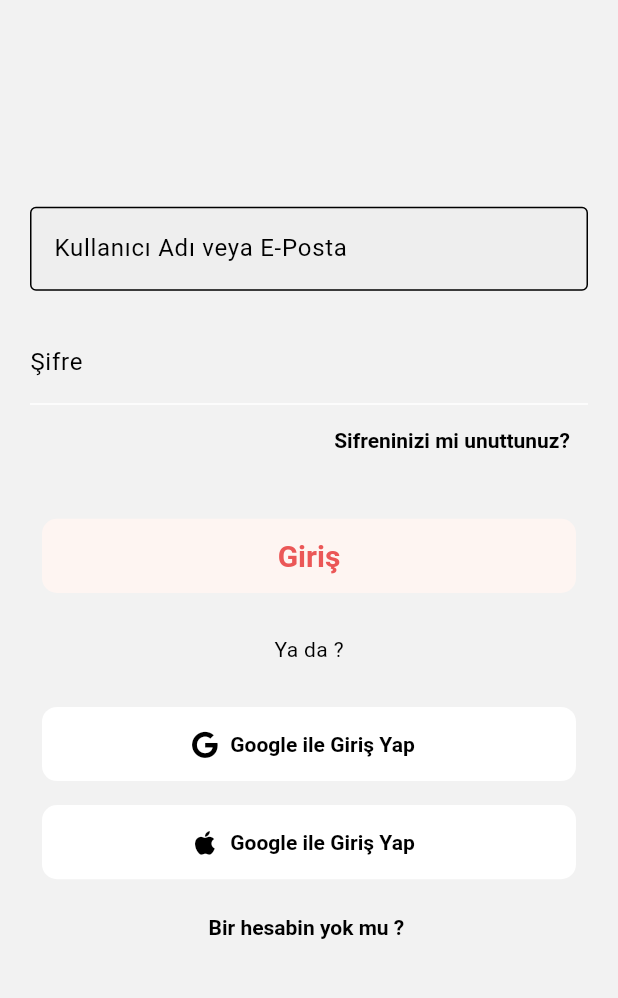
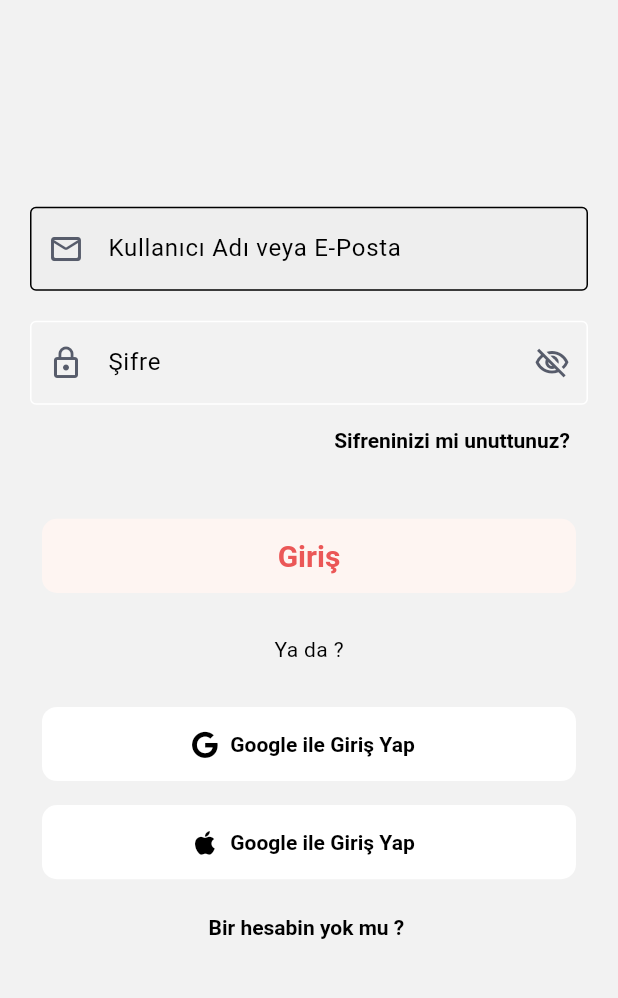
Before and after one commit to selinarslann/F-42-bootcamp, a Flutter app: the LoginPage screen opened directly, on a phone screen of 412 x 824 dp, the part 75-1073 px from its top. Run offline on Flutter 3.47's test engine with Material 2 defaults, Android fonts, the phone set to English and light mode, and no system bars; our stand-ins replace font_awesome_flutter, google_fonts, shared_preferences; accounts and stored records are empty; Roboto replaces fonts that are missing (Rubik).

Commit message:
loginpage kullanici ve sifre alani yapildi

```diff
--- a/lib/main.dart
+++ b/lib/main.dart
@@ -4,6 +4,8 @@ import 'package:thinktank/pages/splashPages/splash_page_1.dart';
 import 'package:thinktank/providers/theme.dart';
 import 'package:thinktank/theme/dark_theme.dart';
 import 'package:thinktank/theme/light_theme.dart';
+
+import 'pages/signPages/login_page.dart';
 
 void main() {
   runApp(MultiProvider(providers: [
@@ -20,7 +22,7 @@ class MainApp extends StatelessWidget {
         debugShowCheckedModeBanner: false,
         theme: context.watch<ThemeChange>().getTheme ?? lightTheme,
         darkTheme: context.watch<ThemeChange>().getTheme ?? darkTheme,
-        home: const SplashPageOne());
+        home: const LoginPage());
   }
 }
 
--- a/lib/pages/signPages/login_page.dart
+++ b/lib/pages/signPages/login_page.dart
@@ -2,8 +2,39 @@ import 'package:flutter/material.dart';
 import 'package:font_awesome_flutter/font_awesome_flutter.dart';
 import 'package:google_fonts/google_fonts.dart';
 
-class LoginPage extends StatelessWidget {
+class LoginPage extends StatefulWidget {
   const LoginPage({super.key});
+
+  @override
+  State<LoginPage> createState() => _LoginPageState();
+}
+
+class _LoginPageState extends State<LoginPage> {
+  final emailController = TextEditingController();
+
+  @override
+  void initState() {
+    // TODO: implement initState
+    super.initState();
+    emailController.addListener(() {
+      setState(() {});
+    });
+  }
+
+  void dispose() {
+    emailController.dispose();
+    super.dispose();
+  }
+
+  bool _isSecure = true;
+
+  void _changeLoading() {
+    setState(() {
+      _isSecure = !_isSecure;
+    });
+  }
+
+  final GlobalKey<FormState> _key = GlobalKey<FormState>();
 
   @override
   Widget build(BuildContext context) {
@@ -29,26 +60,28 @@ class LoginPage extends StatelessWidget {
           child: Column(
             mainAxisAlignment: MainAxisAlignment.center,
             children: <Widget>[
-              TextFormField(
-                decoration: const InputDecoration(
-                  border: OutlineInputBorder(
-                    borderSide: BorderSide(
-                      color: Color(0xffE0E0DE),
-                    ),
-                  ),
-                  filled: true,
-                  fillColor: Color.fromARGB(255, 238, 238, 238),
-                  labelText: 'Kullanıcı Adı veya E-Posta',
-                ),
-              ),
+              LoginUserTextFormField(emailController: emailController),
               //! responsive yapılacak
               const SizedBox(height: 20.0),
+
+              //!
               TextFormField(
                 keyboardType: TextInputType.visiblePassword,
-                obscureText: true,
-                decoration: const InputDecoration(
-                  labelText: 'Şifre',
-                ),
+                obscureText: _isSecure,
+                decoration: InputDecoration(
+                    border: const OutlineInputBorder(),
+                    labelText: 'Şifre',
+                    prefixIcon: const Icon(Icons.lock_outline),
+                    suffixIcon: IconButton(
+                        onPressed: _changeLoading,
+                        icon: AnimatedCrossFade(
+                            firstChild:
+                                const Icon(Icons.visibility_off_outlined),
+                            secondChild: const Icon(Icons.visibility_outlined),
+                            crossFadeState: _isSecure
+                                ? CrossFadeState.showFirst
+                                : CrossFadeState.showSecond,
+                            duration: Duration(milliseconds: 300)))),
               ),
               Row(
                 mainAxisAlignment: MainAxisAlignment.end,
@@ -157,3 +190,39 @@ class LoginPage extends StatelessWidget {
     );
   }
 }
+
+class LoginUserTextFormField extends StatelessWidget {
+  const LoginUserTextFormField({
+    super.key,
+    required this.emailController,
+  });
+
+  final TextEditingController emailController;
+
+  @override
+  Widget build(BuildContext context) {
+    return TextFormField(
+      validator: FormFieldValidator().isNotEmpty,
+      controller: emailController,
+      decoration: InputDecoration(
+          border: const OutlineInputBorder(),
+          filled: true,
+          fillColor: const Color.fromARGB(255, 238, 238, 238),
+          labelText: 'Kullanıcı Adı veya E-Posta',
+          prefixIcon: const Icon(Icons.mail_outline_rounded),
+          suffixIcon: emailController.text.isEmpty
+              ? Container(width: 0.0, height: 0.0)
+              : IconButton(
+                  onPressed: () {
+                    emailController.clear();
+                  },
+                  icon: const Icon(Icons.clear))),
+    );
+  }
+}
+
+class FormFieldValidator {
+  String? isNotEmpty(String? data) {
+    return (data?.isNotEmpty ?? false) ? null : 'Bu alan boş bırakılamaz';
+  }
+}
```
